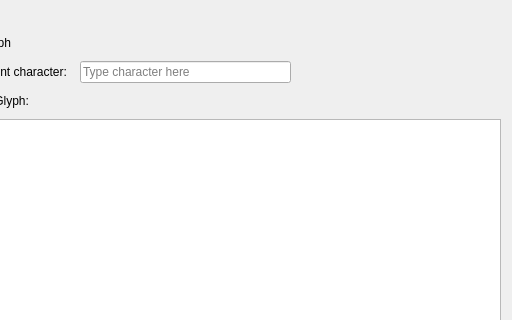
Old version of the form app/addglyphdialog.ui in the repository ayoy/fontedit; both pictures show x 112 to 624 and y 0 to 320 of the 624 by 539 pixel window.
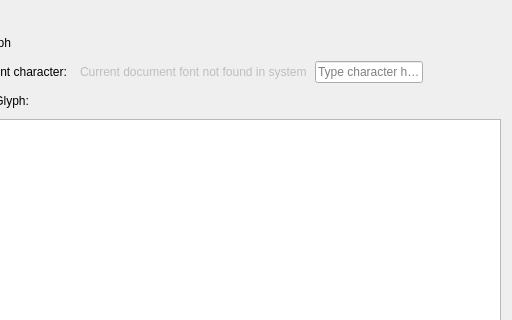
New version of the form.

Commit message: Conditionally enable 'initialize with character' Add Glyph option

```diff
--- a/app/addglyphdialog.ui
+++ b/app/addglyphdialog.ui
@@ -57,7 +57,17 @@
       </widget>
      </item>
      <item>
-      <widget class="QLineEdit" name="lineEdit">
+      <widget class="QLabel" name="characterErrorLabel">
+       <property name="enabled">
+        <bool>false</bool>
+       </property>
+       <property name="text">
+        <string>Current document font not found in system</string>
+       </property>
+      </widget>
+     </item>
+     <item>
+      <widget class="QLineEdit" name="characterLineEdit">
        <property name="enabled">
         <bool>true</bool>
        </property>
```
Left out of the diff: 6 changed lines with no effect on the pictures. The commit also changes 4 other files.
